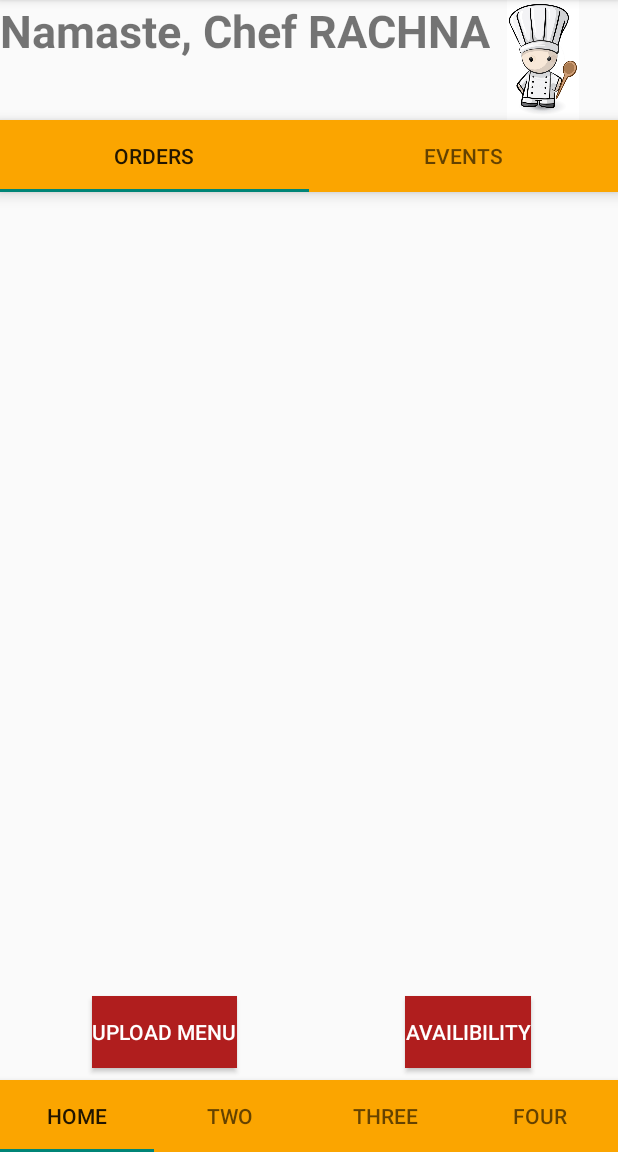
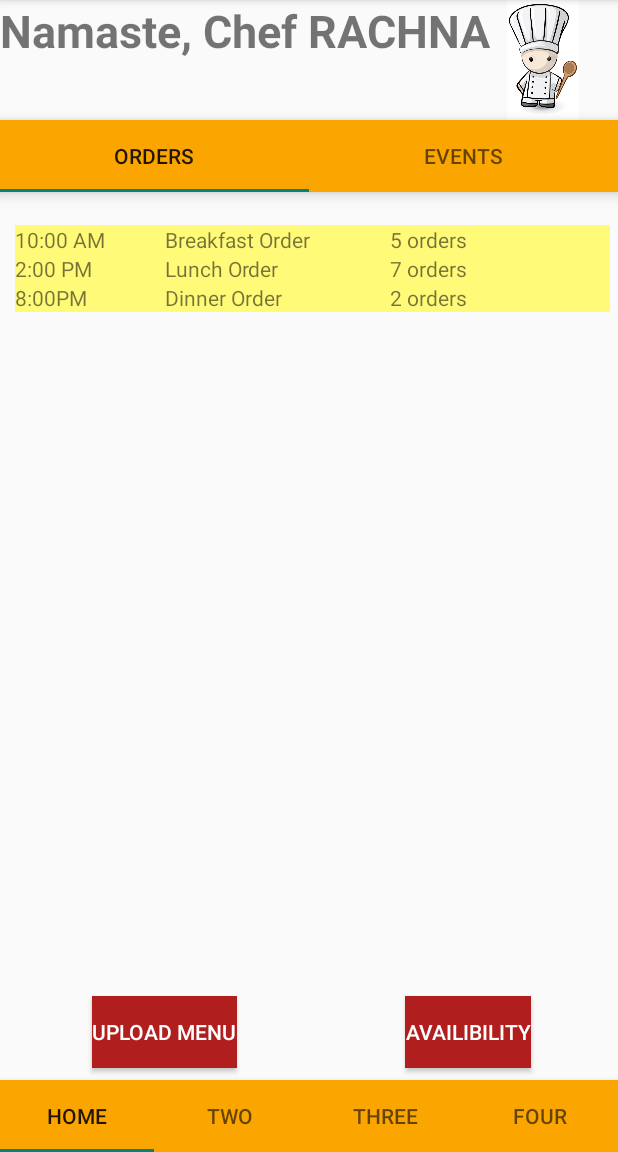
Before and after one commit to prot95/Hestia_first, an Android app: the order_fragment screen opened directly, with no data from a screen before it, on a phone screen of 412 x 824 dp, the part 84-1236 px from its top. Run offline under Robolectric (Android 15) with nearby library versions, the phone set to English and light mode, and no system bars.

Commit message:
order event page ready update menu is yet to be compiled availibility yet to be compiled

```diff
--- a/app/src/main/java/com/example/protichi/hestia_first/event_fragment.java
+++ b/app/src/main/java/com/example/protichi/hestia_first/event_fragment.java
@@ -12,6 +12,8 @@ import android.widget.TextView;
 
 public class event_fragment extends Fragment {
 
+    static final String[] time = new String[] {"10:00 AM", "2:00 PM"};
+    static final String[] event = new String[]{"Italian Food Class", "Dosa class"};
     public event_fragment(){}
 
     @Override
@@ -30,8 +32,20 @@ public class event_fragment extends Fragment {
     public void onActivityCreated(Bundle savedInstanceState)
     {
         super.onActivityCreated(savedInstanceState);
-        TextView welcomeTextView = (TextView)getView().findViewById(R.id.text);
-        welcomeTextView.setText("EVENT");
+        TextView welcomeTextView = (TextView)getView().findViewById(R.id.breakfast_time);
+        welcomeTextView.setText(time[0]);
+
+        welcomeTextView = (TextView)getView().findViewById(R.id.lunch_time);
+        welcomeTextView.setText(time[1]);
+
+        welcomeTextView = (TextView)getView().findViewById(R.id.breakfast);
+        welcomeTextView.setText(event[0]);
+
+        welcomeTextView = (TextView)getView().findViewById(R.id.lunch);
+        welcomeTextView.setText(event[1]);
+
+        welcomeTextView = (TextView)getView().findViewById(R.id.dinner);
+        welcomeTextView.setText("");
 
     }
 
--- a/app/src/main/java/com/example/protichi/hestia_first/order_fragment.java
+++ b/app/src/main/java/com/example/protichi/hestia_first/order_fragment.java
@@ -14,7 +14,6 @@ import android.widget.TextView;
 
 public class order_fragment extends Fragment {
 
-    static final String[] order = new String[] { "Breakfast Order" , "Lunch Order", "Dinner Order"};
     static final String[] time = new String[] {"10:00 AM", "2:00 PM", "8:00PM"};
     static final String[] orderNum = new String[]{"5", "7", "2"};
     static final String orderWord = " orders";
@@ -44,7 +43,25 @@ public class order_fragment extends Fragment {
     {
         super.onActivityCreated(savedInstanceState);
 
+        //set Time
+        TextView welcomeTextView = (TextView)getView().findViewById(R.id.breakfast_time);
+        welcomeTextView.setText(time[0]);
 
+        welcomeTextView = (TextView)getView().findViewById(R.id.lunch_time);
+        welcomeTextView.setText(time[1]);
+
+        welcomeTextView = (TextView)getView().findViewById(R.id.dinner_time);
+        welcomeTextView.setText(time[2]);
+
+        //num Order
+        welcomeTextView = (TextView)getView().findViewById(R.id.num_break);
+        welcomeTextView.setText(orderNum[0] + orderWord);
+
+        welcomeTextView = (TextView)getView().findViewById(R.id.num_lunch);
+        welcomeTextView.setText(orderNum[1] + orderWord);
+
+        welcomeTextView = (TextView)getView().findViewById(R.id.num_dinner);
+        welcomeTextView.setText(orderNum[2] + orderWord);
 
     }
 
--- a/app/src/main/res/layout/fragment_home_cook.xml
+++ b/app/src/main/res/layout/fragment_home_cook.xml
@@ -37,6 +37,7 @@
         android:id="@+id/tabs"
         android:layout_width="match_parent"
         android:layout_height="wrap_content"
+        android:layout_below="@+id/relativeLayout"
         app:tabMode="fixed"
         android:background="@color/actionbar_background"
         app:tabGravity="fill"
--- a/app/src/main/res/layout/order_event_layout.xml
+++ b/app/src/main/res/layout/order_event_layout.xml
@@ -1,15 +1,78 @@
-<RelativeLayout xmlns:android="http://schemas.android.com/apk/res/android"
+<LinearLayout xmlns:android="http://schemas.android.com/apk/res/android"
     xmlns:tools="http://schemas.android.com/tools" android:layout_width="match_parent"
     android:layout_height="match_parent"
-    tools:context="com.example.protichi.hestia_first.order_event_layout">
+    tools:context="com.example.protichi.hestia_first.order_event_layout"
+    android:paddingTop="70dp"
+    android:paddingRight="5dp" android:paddingLeft="10dp">
+
+    <LinearLayout
+        android:layout_width="match_parent"
+        android:layout_height="wrap_content"
+        android:orientation="vertical"
+        android:background="@color/orderColor">
+        <LinearLayout
+            android:layout_width="match_parent"
+            android:layout_height="wrap_content"
+            android:orientation="horizontal">
+            <TextView
+                android:layout_width="100dp"
+                android:layout_height="wrap_content"
+                android:id="@+id/breakfast_time"/>
+            <TextView
+                android:layout_width="150dp"
+                android:layout_height="wrap_content"
+                android:id="@+id/breakfast"
+                android:text="Breakfast Order"/>
+            <TextView
+                android:layout_width="100dp"
+                android:layout_height="wrap_content"
+                android:id="@+id/num_break"/>
+
+        </LinearLayout>
+        <LinearLayout
+            android:layout_width="match_parent"
+            android:layout_height="wrap_content"
+            android:orientation="horizontal">
+            <TextView
+                android:layout_width="100dp"
+                android:layout_height="wrap_content"
+                android:id="@+id/lunch_time"
+                />
+            <TextView
+                android:layout_width="150dp"
+                android:layout_height="wrap_content"
+                android:id="@+id/lunch"
+                android:text="Lunch Order"/>
+            <TextView
+                android:layout_width="100dp"
+                android:layout_height="wrap_content"
+                android:id="@+id/num_lunch"/>
+
+        </LinearLayout>
+        <LinearLayout
+            android:layout_width="match_parent"
+            android:layout_height="wrap_content"
+            android:orientation="horizontal">
+            <TextView
+                android:layout_width="100dp"
+                android:layout_height="wrap_content"
+                android:id="@+id/dinner_time"/>
+            <TextView
+                android:layout_width="150dp"
+                android:layout_height="wrap_content"
+                android:id="@+id/dinner"
+                android:text="Dinner Order"/>
+            <TextView
+                android:layout_width="100dp"
+                android:layout_height="wrap_content"
+                android:id="@+id/num_dinner"/>
+
+        </LinearLayout>
+    </LinearLayout>
 
 
-    <TextView
-        android:layout_width="wrap_content"
-        android:layout_height="wrap_content"
-        android:textSize="40dp"
-        android:id="@+id/text"
-        android:textStyle="bold"
-        android:layout_centerInParent="true"/>
 
-</RelativeLayout>
+
+
+
+</LinearLayout>
```
